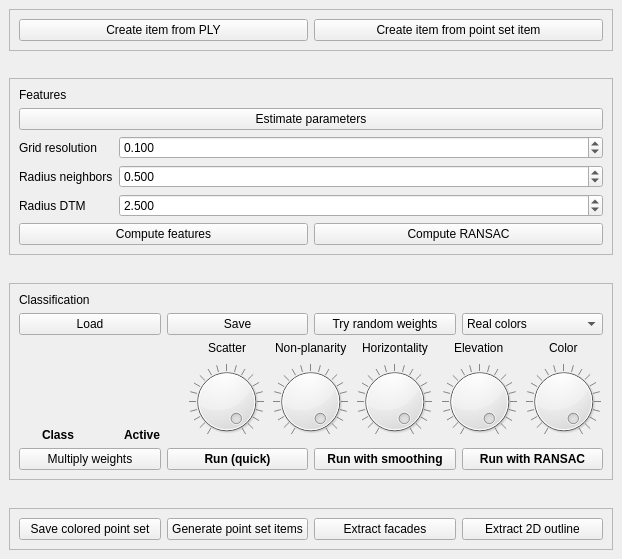
CGAL/cgal, file Polyhedron/demo/Polyhedron/Plugins/Point_set/Point_set_classification_widget.ui: the form before one commit.
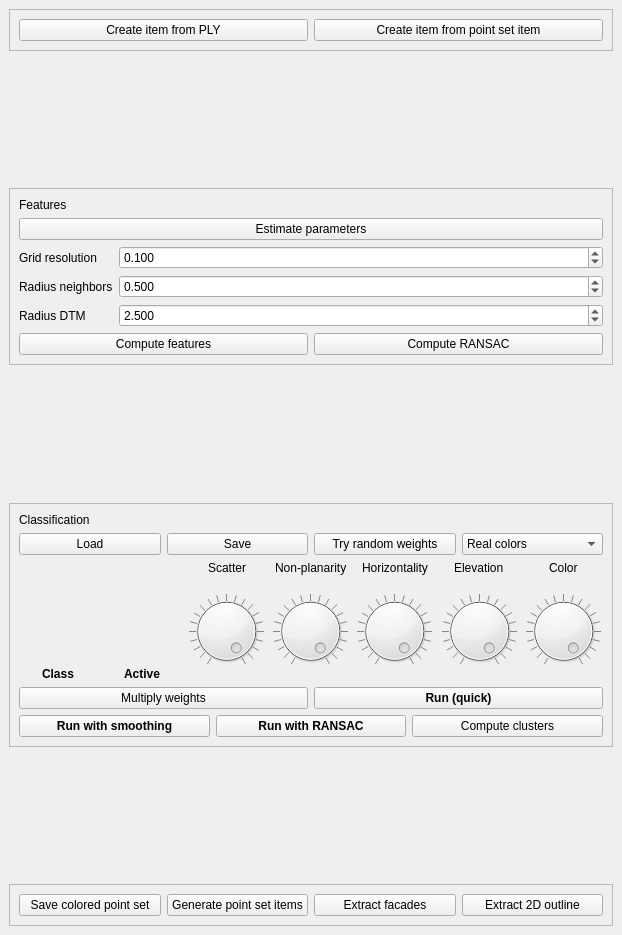
The form after the commit.

Commit message: Update plugin with latest classification features

What changed in the file:
```diff
--- a/Polyhedron/demo/Polyhedron/Plugins/Point_set/Point_set_classification_widget.ui
+++ b/Polyhedron/demo/Polyhedron/Plugins/Point_set/Point_set_classification_widget.ui
@@ -7,7 +7,7 @@
     <x>0</x>
     <y>0</y>
     <width>622</width>
-    <height>559</height>
+    <height>935</height>
    </rect>
   </property>
   <property name="windowTitle">
@@ -487,6 +487,10 @@
            </property>
           </widget>
          </item>
+        </layout>
+       </item>
+       <item>
+        <layout class="QHBoxLayout" name="horizontalLayout_6">
          <item>
           <widget class="QPushButton" name="run_with_smoothing">
            <property name="font">
@@ -513,6 +517,13 @@
            </property>
           </widget>
          </item>
+         <item>
+          <widget class="QPushButton" name="compute_clusters">
+           <property name="text">
+            <string>Compute clusters</string>
+           </property>
+          </widget>
+         </item>
         </layout>
        </item>
       </layout>
```
Left out of the diff: 5 changed lines with no effect on the pictures. The commit also changes 3 other files.
